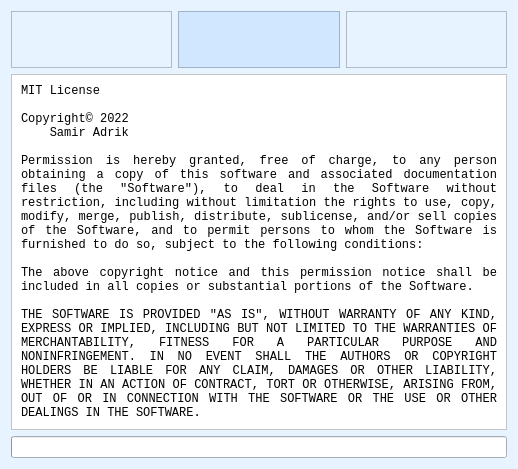
Above: source/ui/views/forms/splash_form.ui from seemir/stressa before the change. Below: the same form after it.
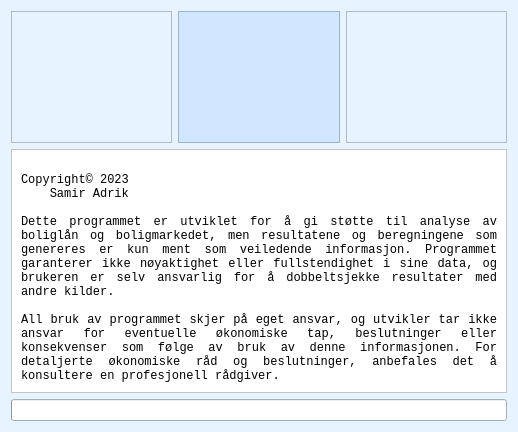
That is the form after the change. Icons and pictures are not drawn.

Commit message: Changed splash screen

Patch:
```diff
--- a/source/ui/views/forms/splash_form.ui
+++ b/source/ui/views/forms/splash_form.ui
@@ -7,7 +7,7 @@
     <x>0</x>
     <y>0</y>
     <width>518</width>
-    <height>469</height>
+    <height>432</height>
    </rect>
   </property>
   <property name="sizePolicy">
@@ -1347,7 +1347,7 @@
       <enum>QFrame::Plain</enum>
      </property>
      <layout class="QGridLayout" name="gridLayout_2">
-      <item row="2" column="1">
+      <item row="1" column="0">
        <widget class="QLabel" name="label_license">
         <property name="palette">
          <palette>
@@ -1776,16 +1776,13 @@
          <enum>QFrame::NoFrame</enum>
         </property>
         <property name="text">
-         <string>MIT License
-
-Copyright© 2022
+         <string>
+Copyright© 2023
     Samir Adrik &lt;samir.adrik@gmail.com&gt;
 
-Permission is hereby granted, free of charge, to any person obtaining a copy of this software and associated documentation files (the &quot;Software&quot;), to deal in the Software without restriction, including without limitation the rights to use, copy, modify, merge, publish, distribute, sublicense, and/or sell copies of the Software, and to permit persons to whom the Software is furnished to do so, subject to the following conditions:
+Dette programmet er utviklet for å gi støtte til analyse av boliglån og boligmarkedet, men resultatene og beregningene som genereres er kun ment som veiledende informasjon. Programmet garanterer ikke nøyaktighet eller fullstendighet i sine data, og brukeren er selv ansvarlig for å dobbeltsjekke resultater med andre kilder.
 
-The above copyright notice and this permission notice shall be included in all copies or substantial portions of the Software.
-
-THE SOFTWARE IS PROVIDED &quot;AS IS&quot;, WITHOUT WARRANTY OF ANY KIND, EXPRESS OR IMPLIED, INCLUDING BUT NOT LIMITED TO THE WARRANTIES OF MERCHANTABILITY, FITNESS FOR A PARTICULAR PURPOSE AND NONINFRINGEMENT. IN NO EVENT SHALL THE AUTHORS OR COPYRIGHT HOLDERS BE LIABLE FOR ANY CLAIM, DAMAGES OR OTHER LIABILITY, WHETHER IN AN ACTION OF CONTRACT, TORT OR OTHERWISE, ARISING FROM, OUT OF OR IN CONNECTION WITH THE SOFTWARE OR THE USE OR OTHER DEALINGS IN THE SOFTWARE.</string>
+All bruk av programmet skjer på eget ansvar, og utvikler tar ikke ansvar for eventuelle økonomiske tap, beslutninger eller konsekvenser som følge av bruk av denne informasjonen. For detaljerte økonomiske råd og beslutninger, anbefales det å konsultere en profesjonell rådgiver.</string>
         </property>
         <property name="alignment">
          <set>Qt::AlignJustify|Qt::AlignVCenter</set>
```
The commit also changes 12 other files.
